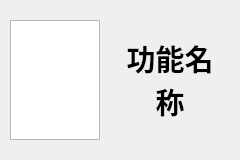
Qt form adminmainwidget.ui (NorthSecond/LibraryManagementSystem) before a commit.
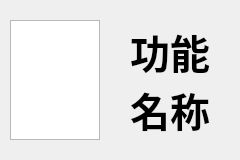
The same form after that commit.

Diff of the .ui file:
```diff
--- a/adminmainwidget.ui
+++ b/adminmainwidget.ui
@@ -41,7 +41,7 @@
    <property name="font">
     <font>
      <family>思源宋体 CN Heavy</family>
-     <pointsize>22</pointsize>
+     <pointsize>30</pointsize>
      <bold>true</bold>
     </font>
    </property>
```
